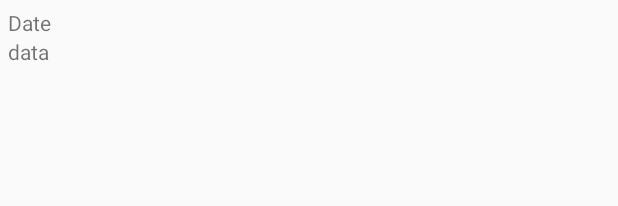
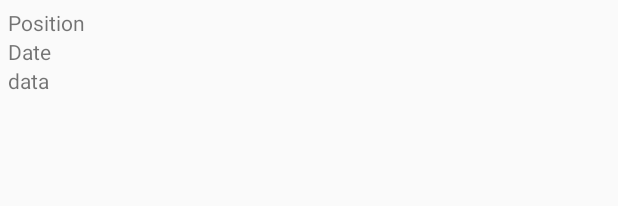
Before and after one commit to gustavkauman/galgeleg, an Android app: the layout activity_high_score_list.xml on its own in the app's theme, with its tools: preview values and no code run, on a phone screen of 412 x 824 dp. Shown: the top 206 px of the screen. Run offline under Robolectric (Android 15) with nearby library versions, the phone set to English and light mode, and no system bars; network calls fail.

Commit message:
Sort games by score

```diff
--- a/app/src/main/res/layout/activity_high_score_list.xml
+++ b/app/src/main/res/layout/activity_high_score_list.xml
@@ -8,9 +8,17 @@
         tools:context=".views.HighScoreListActivity">
 
     <TextView
+            android:text="Position"
+            android:layout_width="match_parent"
+            android:layout_height="wrap_content"
+            android:id="@+id/positionText" />
+
+    <TextView
             android:text="Date"
             android:layout_width="match_parent"
             android:layout_height="wrap_content"
+            android:layout_alignParentStart="true"
+            android:layout_below="@id/positionText"
             android:id="@+id/listDateElement" />
 
     <TextView
```
Also changed, not shown: app/src/main/java/dk/kauman/dtu/brint/galgeleg/models/GameResult.java (+9 -0 lines), app/src/main/java/dk/kauman/dtu/brint/galgeleg/views/HighScoreListActivity.java (+14 -2 lines).
